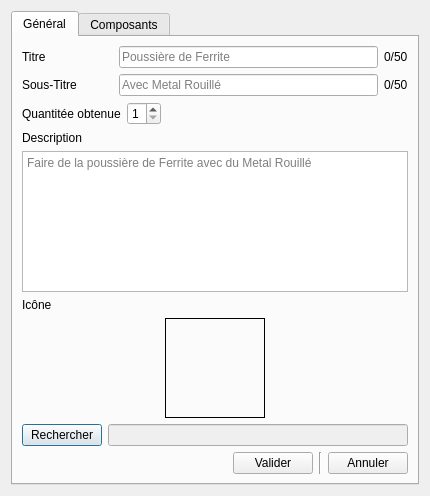
Before: the Qt Designer form NMS_Crafting/ajouterrecette.ui in Chucky2401/nms-crafting-tool, drawn with Qt 5.
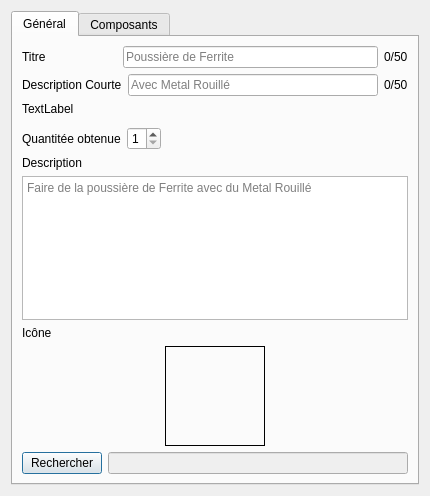
After: the same form once the commit is applied. The open tabs and pages were chosen to show the change. Icons and pictures are not drawn.

The edit to the form file:
```diff
--- a/NMS_Crafting/ajouterrecette.ui
+++ b/NMS_Crafting/ajouterrecette.ui
@@ -37,78 +37,16 @@
        <string>Général</string>
       </attribute>
       <layout class="QGridLayout" name="gridLayout">
-       <item row="0" column="0">
-        <layout class="QHBoxLayout" name="hlTitre">
-         <item>
-          <widget class="QLabel" name="lTitre">
-           <property name="minimumSize">
-            <size>
-             <width>91</width>
-             <height>0</height>
-            </size>
-           </property>
-           <property name="text">
-            <string>Titre</string>
-           </property>
-          </widget>
-         </item>
-         <item>
-          <widget class="QLineEdit" name="leTitre">
-           <property name="maxLength">
-            <number>50</number>
-           </property>
-           <property name="placeholderText">
-            <string>Poussière de Ferrite</string>
-           </property>
-          </widget>
-         </item>
-         <item>
-          <widget class="QLabel" name="lNbCaractereTitre">
-           <property name="text">
-            <string>0/50</string>
-           </property>
-          </widget>
-         </item>
-        </layout>
-       </item>
-       <item row="1" column="0">
-        <layout class="QHBoxLayout" name="hlSousTitre">
-         <item>
-          <widget class="QLabel" name="lSousTitre">
-           <property name="minimumSize">
-            <size>
-             <width>91</width>
-             <height>0</height>
-            </size>
-           </property>
-           <property name="text">
-            <string>Sous-Titre</string>
-           </property>
-          </widget>
-         </item>
-         <item>
-          <widget class="QLineEdit" name="leSousTitre">
-           <property name="maxLength">
-            <number>50</number>
-           </property>
-           <property name="placeholderText">
-            <string>Avec Metal Rouillé</string>
-           </property>
-          </widget>
-         </item>
-         <item>
-          <widget class="QLabel" name="lNbCarSousTitre">
-           <property name="text">
-            <string>0/50</string>
-           </property>
-          </widget>
-         </item>
-        </layout>
-       </item>
-       <item row="2" column="0">
+       <item row="5" column="0">
         <layout class="QHBoxLayout" name="hlQteObtenu">
          <item>
           <widget class="QLabel" name="lQteObtenu">
+           <property name="minimumSize">
+            <size>
+             <width>95</width>
+             <height>0</height>
+            </size>
+           </property>
            <property name="text">
             <string>Quantitée obtenue</string>
            </property>
@@ -142,31 +80,7 @@
          </item>
         </layout>
        </item>
-       <item row="3" column="0">
-        <layout class="QVBoxLayout" name="vlDescription">
-         <item>
-          <widget class="QLabel" name="lDescription">
-           <property name="text">
-            <string>Description</string>
-           </property>
-           <property name="alignment">
-            <set>Qt::AlignLeading|Qt::AlignLeft|Qt::AlignVCenter</set>
-           </property>
-          </widget>
-         </item>
-         <item>
-          <widget class="QTextEdit" name="teDescription">
-           <property name="acceptRichText">
-            <bool>false</bool>
-           </property>
-           <property name="placeholderText">
-            <string>Faire de la poussière de Ferrite avec du Metal Rouillé</string>
-           </property>
-          </widget>
-         </item>
-        </layout>
-       </item>
-       <item row="4" column="0">
+       <item row="7" column="0">
         <layout class="QVBoxLayout" name="vlIconeGlobal">
          <item>
           <widget class="QLabel" name="label_7">
@@ -224,39 +138,122 @@
          </item>
         </layout>
        </item>
-       <item row="5" column="0">
-        <layout class="QHBoxLayout" name="hlBoutonGeneral">
+       <item row="6" column="0">
+        <layout class="QVBoxLayout" name="vlDescription">
          <item>
-          <spacer name="horizontalSpacer">
-           <property name="orientation">
-            <enum>Qt::Horizontal</enum>
+          <widget class="QLabel" name="lDescription">
+           <property name="text">
+            <string>Description</string>
            </property>
-           <property name="sizeHint" stdset="0">
-            <size>
-             <width>40</width>
-             <height>20</height>
-            </size>
+           <property name="alignment">
+            <set>Qt::AlignLeading|Qt::AlignLeft|Qt::AlignVCenter</set>
            </property>
-          </spacer>
-         </item>
-         <item>
-          <widget class="QPushButton" name="pbValiderGeneral">
-           <property name="text">
-            <string>Valider</string>
+           <property name="buddy">
+            <cstring>teDescription</cstring>
            </property>
           </widget>
          </item>
          <item>
-          <widget class="Line" name="line_3">
-           <property name="orientation">
-            <enum>Qt::Vertical</enum>
+          <widget class="QTextEdit" name="teDescription">
+           <property name="acceptRichText">
+            <bool>false</bool>
            </property>
+           <property name="placeholderText">
+            <string>Faire de la poussière de Ferrite avec du Metal Rouillé</string>
+           </property>
           </widget>
          </item>
+        </layout>
+       </item>
+       <item row="0" column="0">
+        <layout class="QVBoxLayout" name="verticalLayout">
+         <property name="topMargin">
+          <number>0</number>
+         </property>
+         <property name="bottomMargin">
+          <number>5</number>
+         </property>
          <item>
-          <widget class="QPushButton" name="pbCancelGeneral">
+          <layout class="QHBoxLayout" name="hlTitre">
+           <item>
+            <widget class="QLabel" name="lTitre">
+             <property name="minimumSize">
+              <size>
+               <width>95</width>
+               <height>0</height>
+              </size>
+             </property>
+             <property name="text">
+              <string>Titre</string>
+             </property>
+             <property name="buddy">
+              <cstring>leTitre</cstring>
+             </property>
+            </widget>
+           </item>
+           <item>
+            <widget class="QLineEdit" name="leTitre">
+             <property name="maxLength">
+              <number>50</number>
+             </property>
+             <property name="placeholderText">
+              <string>Poussière de Ferrite</string>
+             </property>
+            </widget>
+           </item>
+           <item>
+            <widget class="QLabel" name="lNbCaractereTitre">
+             <property name="text">
+              <string>0/50</string>
+             </property>
+            </widget>
+           </item>
+          </layout>
+         </item>
+         <item>
+          <layout class="QHBoxLayout" name="hlSousTitre">
+           <item>
+            <widget class="QLabel" name="lSousTitre">
+             <property name="minimumSize">
+              <size>
+               <width>95</width>
+               <height>0</height>
+              </size>
+             </property>
+             <property name="text">
+              <string>Description Courte</string>
+             </property>
+             <property name="buddy">
+              <cstring>leSousTitre</cstring>
+             </property>
+            </widget>
+           </item>
+           <item>
+            <widget class="QLineEdit" name="leSousTitre">
+             <property name="maxLength">
+              <number>50</number>
+             </property>
+             <property name="placeholderText">
+              <string>Avec Metal Rouillé</string>
+             </property>
+            </widget>
+           </item>
+           <item>
+            <widget class="QLabel" name="lNbCarSousTitre">
+             <property name="text">
+              <string>0/50</string>
+             </property>
+            </widget>
+           </item>
+          </layout>
+         </item>
+         <item>
+          <widget class="QLabel" name="lRecetteExiste">
+           <property name="enabled">
+            <bool>true</bool>
+           </property>
            <property name="text">
-            <string>Annuler</string>
+            <string>TextLabel</string>
            </property>
           </widget>
          </item>
```
Left out of the diff: 70 changed lines with no effect on the pictures.
